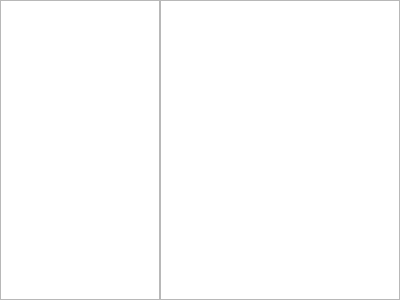
Before: the Qt Designer form client/settingswidget.ui in jkdoug/mudder, drawn with Qt 5.
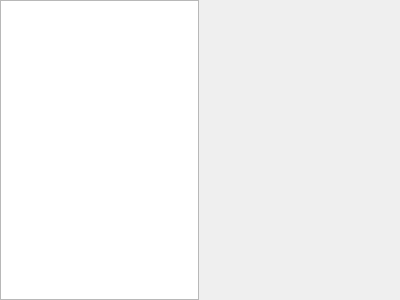
After: the same form once the commit is applied.

Commit message: Settings shows names in tree and form on right

Patch:
```diff
--- a/client/settingswidget.ui
+++ b/client/settingswidget.ui
@@ -13,7 +13,10 @@
   <property name="windowTitle">
    <string>Form</string>
   </property>
-  <layout class="QVBoxLayout" name="verticalLayout">
+  <layout class="QHBoxLayout" name="horizontalLayout_2" stretch="1,1">
+   <property name="spacing">
+    <number>2</number>
+   </property>
    <property name="leftMargin">
     <number>0</number>
    </property>
@@ -27,17 +30,10 @@
     <number>0</number>
    </property>
    <item>
-    <layout class="QHBoxLayout" name="horizontalLayout" stretch="2,3">
-     <property name="spacing">
-      <number>0</number>
-     </property>
-     <item>
       <widget class="QTreeView" name="treeView"/>
      </item>
      <item>
-      <widget class="QListView" name="listView"/>
-     </item>
-    </layout>
+    <widget class="QWidget" name="form" native="true"/>
    </item>
   </layout>
  </widget>
```
Left out of the diff: 2 changed lines with no effect on the pictures. Lines whose indentation alone changed are shown as unchanged. The commit also changes 2 other files.
